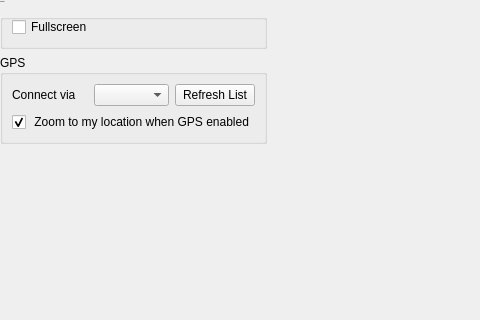
This is src/roam/ui/ui_settings.ui in roam-qgis/Roam as Qt 5 draws it before an edit; both pictures show x 0 to 480 and y 0 to 320 of the 853 by 736 pixel window. The edited form follows.
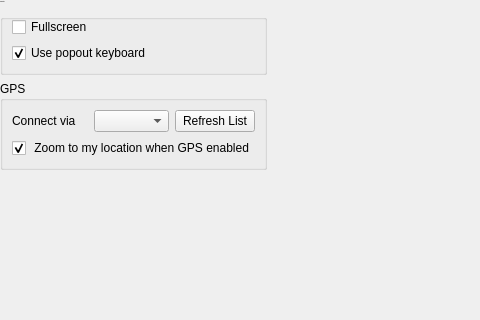
This is the edited form. Icons and pictures are not drawn.

Commit message: Add option for hiding and showing keyboard. Fix #41

What changed in the file:
```diff
--- a/src/roam/ui/ui_settings.ui
+++ b/src/roam/ui/ui_settings.ui
@@ -55,6 +55,16 @@
         </property>
        </widget>
       </item>
+      <item row="1" column="0">
+       <widget class="QCheckBox" name="keyboardCheck">
+        <property name="text">
+         <string>Use popout keyboard</string>
+        </property>
+        <property name="checked">
+         <bool>true</bool>
+        </property>
+       </widget>
+      </item>
      </layout>
     </widget>
    </item>
```
Left out of the diff: 1 changed line with no effect on the pictures. The commit also changes 4 other files.
